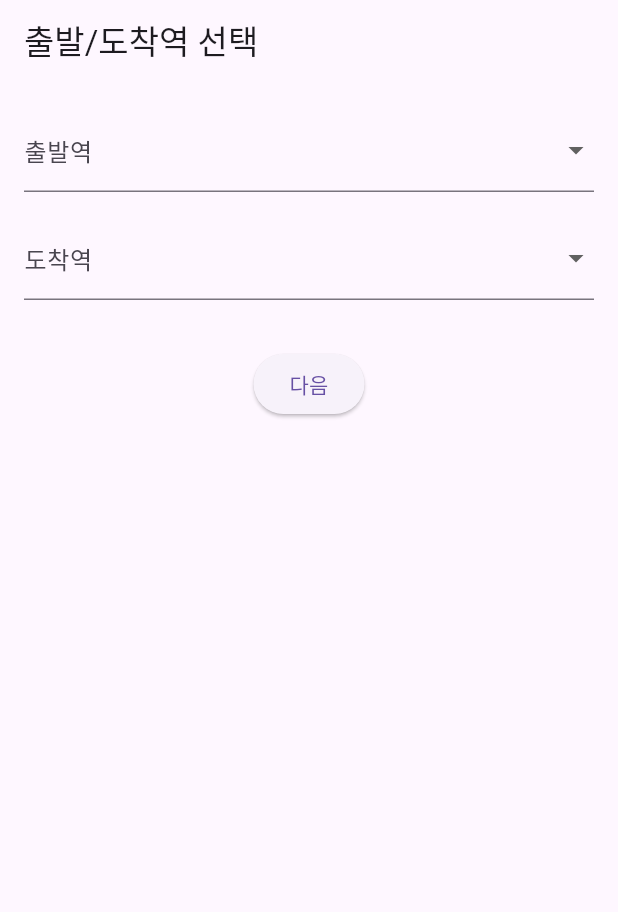
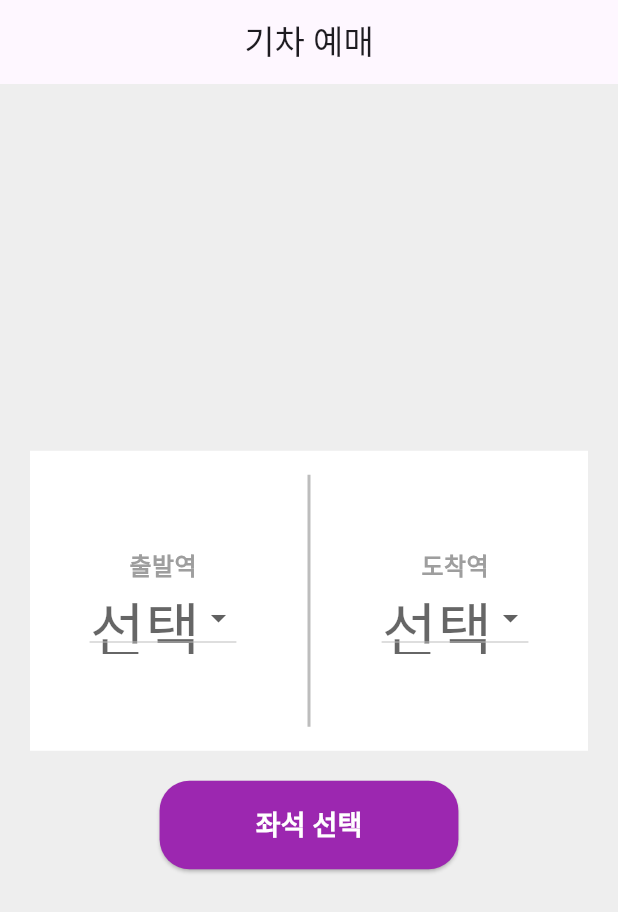
Before and after one commit to Aislyn-cell/flutter_train_app, a Flutter app: the screen it shows after launch, on a phone screen of 412 x 824 dp. Shown: the top 912 px of the screen. Run offline on Flutter 3.47's test engine with Material 3 defaults, Android fonts, the phone set to English and light mode, and no system bars.

Commit message:
간단한 오류를 수정했습니다.

```diff
--- a/lib/home_page.dart
+++ b/lib/home_page.dart
@@ -15,12 +15,37 @@ class HomePageState extends State<HomePage> {
   @override
   Widget build(BuildContext context) {
     return Scaffold(
-      appBar: AppBar(title: Text('출발/도착역 선택')),
+      appBar: AppBar(
+        title: Center(child: Text('기차 예매')), // 앱바 가운데 정렬
+      ),
       body: Padding(
-        padding: const EdgeInsets.all(16.0),
+        padding: const EdgeInsets.all(20.0), // Scaffold body padding 20
         child: Column(
+          mainAxisAlignment: MainAxisAlignment.center, // 세로 가운데 정렬
           children: [
-            DropdownButtonFormField<String>(
+            Container(
+              height: 200, // 높이 200
+              color: Colors.white, // 배경색 흰색
+              padding: EdgeInsets.all(16.0),
+              decoration: BoxDecoration(
+                borderRadius: BorderRadius.circular(20), // 모서리 둥글기 20
+              ),
+              child: Row(
+                mainAxisAlignment:
+                    MainAxisAlignment.spaceAround, // 출발역, 도착역 간격 동일하게 배치
+                children: [
+                  Column(
+                    mainAxisAlignment: MainAxisAlignment.center,
+                    children: [
+                      Text(
+                        '출발역',
+                        style: TextStyle(
+                          fontSize: 16,
+                          color: Colors.grey,
+                          fontWeight: FontWeight.bold,
+                        ),
+                      ),
+                      DropdownButton<String>(
                         value: departureStation,
                         onChanged: (value) {
                           setState(() {
@@ -34,10 +59,31 @@ class HomePageState extends State<HomePage> {
                                 child: Text(station),
                               );
                             }).toList(),
-              decoration: InputDecoration(labelText: '출발역'),
+                        hint: Text(
+                          '선택',
+                          style: TextStyle(fontSize: 40),
+                        ), // 선택 글자 크기 40
                       ),
-            SizedBox(height: 16),
-            DropdownButtonFormField<String>(
+                    ],
+                  ),
+                  VerticalDivider(
+                    width: 2,
+                    thickness: 2,
+                    color: Colors.grey[400], // 세로선 색상
+                    // height: 50, // 세로선 높이
+                  ),
+                  Column(
+                    mainAxisAlignment: MainAxisAlignment.center,
+                    children: [
+                      Text(
+                        '도착역',
+                        style: TextStyle(
+                          fontSize: 16,
+                          color: Colors.grey,
+                          fontWeight: FontWeight.bold,
+                        ),
+                      ),
+                      DropdownButton<String>(
                         value: arrivalStation,
                         onChanged: (value) {
                           setState(() {
@@ -51,9 +97,17 @@ class HomePageState extends State<HomePage> {
                                 child: Text(station),
                               );
                             }).toList(),
-              decoration: InputDecoration(labelText: '도착역'),
+                        hint: Text(
+                          '선택',
+                          style: TextStyle(fontSize: 40),
+                        ), // 선택 글자 크기 40
                       ),
-            SizedBox(height: 32),
+                    ],
+                  ),
+                ],
+              ),
+            ),
+            SizedBox(height: 20), // 좌석 선택 버튼과 박스 간 간격 20
             ElevatedButton(
               onPressed: () {
                 if (departureStation != null && arrivalStation != null) {
@@ -71,11 +125,31 @@ class HomePageState extends State<HomePage> {
                   );
                 }
               },
-              child: Text('다음'),
+              style: ElevatedButton.styleFrom(
+                backgroundColor: Colors.purple, // 버튼 색상 보라색
+                shape: RoundedRectangleBorder(
+                  borderRadius: BorderRadius.circular(20), // 버튼 모서리 둥글기 20
+                ),
+              ),
+              child: Padding(
+                padding: const EdgeInsets.symmetric(
+                  horizontal: 40,
+                  vertical: 16,
+                ),
+                child: Text(
+                  '좌석 선택',
+                  style: TextStyle(
+                    color: Colors.white,
+                    fontSize: 18,
+                    fontWeight: FontWeight.bold,
+                  ),
+                ),
+              ),
             ),
           ],
         ),
       ),
+      backgroundColor: Colors.grey[200], // body 배경색 회색
     );
   }
 }
```
Also changed, not shown: lib/station_list_page.dart (+23 -20 lines). Lines whose indentation alone changed are shown as unchanged.
